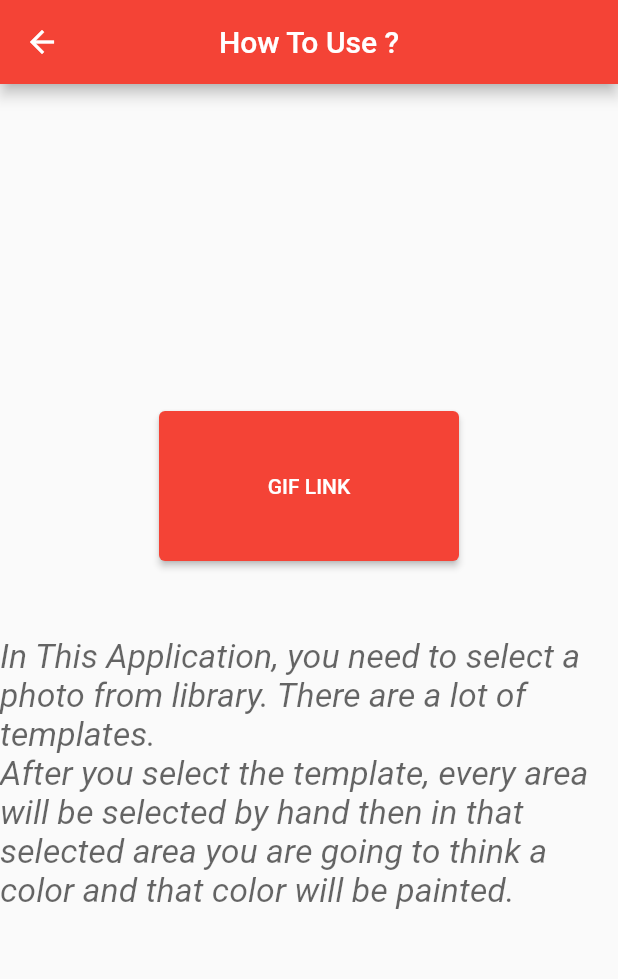
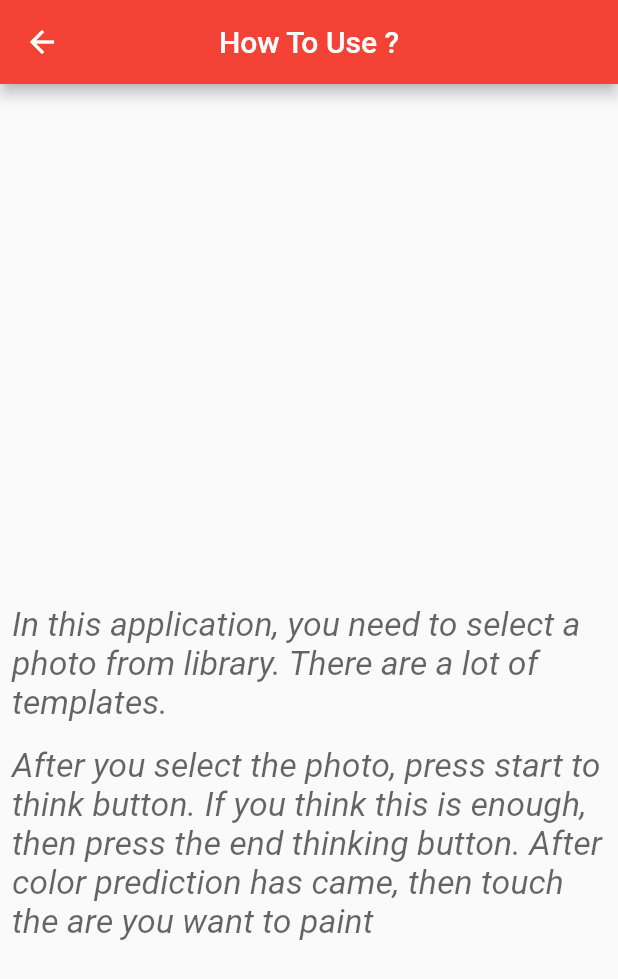
Before and after one commit to Ikbal-Tech/mobile-app-no-bt, a Flutter app: the HowToUsePage screen opened directly, on a phone screen of 412 x 824 dp. Shown: the top 979 px of the screen. Run offline on Flutter 3.47's test engine with Material 2 defaults, Android fonts, the phone set to English and light mode, and no system bars; missing offline and left inert: floodfill_image.

Commit message:
dummy response can be taken

```diff
--- a/change_painting_background/lib/how_to_use.dart
+++ b/change_painting_background/lib/how_to_use.dart
@@ -14,41 +14,29 @@ class HowToUsePage extends StatelessWidget {
           SizedBox(
             width: 200.0,
             height: 100.0,
-            child: ElevatedButton(
-              style: ButtonStyle(
-                backgroundColor: MaterialStateProperty.resolveWith<Color?>(
-                    (Set<MaterialState> states) {
-                  if (states.contains(MaterialState.disabled))
-                    return Colors.amber;
-                  return null; // Defer to the widget's default.
-                }),
-                foregroundColor: MaterialStateProperty.resolveWith<Color?>(
-                    (Set<MaterialState> states) {
-                  if (states.contains(MaterialState.disabled))
-                    return Colors.blue;
-                  return null; // Defer to the widget's default.
-                }),
-              ),
-              onPressed: () {},
-              child: Text('GIF LINK'),
-            ),
           ),
           SizedBox(
             width: 50.0,
             height: 50.0,
           ),
-          Text(
-              'In This Application, you need to select a photo from library. There are a lot of templates.',
+          Padding(
+            padding: const EdgeInsets.all(8.0),
+            child: Text(
+                'In this application, you need to select a photo from library. There are a lot of templates.',
                 style: TextStyle(
                     fontStyle: FontStyle.italic,
                     color: Colors.black.withOpacity(0.6),
                     fontSize: 22.5)),
-          Text(
-              'After you select the template, every area will be selected by hand then in that selected area you are going to think a color and that color will be painted.',
+          ),
+          Padding(
+            padding: const EdgeInsets.all(8.0),
+            child: Text(
+                'After you select the photo, press start to think button. If you think this is enough, then press the end thinking button. After color prediction has came, then touch the are you want to paint',
                 style: TextStyle(
                     fontStyle: FontStyle.italic,
                     color: Colors.black.withOpacity(0.6),
                     fontSize: 22.5)),
+          ),
         ],
       ),
     );
--- a/change_painting_background/lib/main.dart
+++ b/change_painting_background/lib/main.dart
@@ -18,6 +18,7 @@ class MyApp extends StatelessWidget {
   @override
   Widget build(BuildContext context) {
     return MaterialApp(
+      debugShowCheckedModeBanner: false,
       title: 'PAINTISTIC',
       theme: ThemeData(
         primarySwatch: Colors.red,
```
Also changed, not shown: change_painting_background/lib/painting_screen.dart (+21 -9 lines), change_painting_background/lib/store_page.dart (+3 -14 lines), change_painting_background/assets/at.png (added), change_painting_background/assets/peng.png (added). Lines whose indentation alone changed are shown as unchanged.
